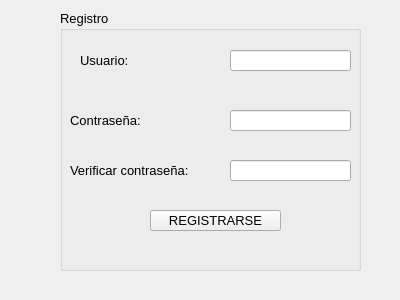
The window that registro.ui (MissingXNO/BioHazard) describes before a commit, drawn with Qt 5.
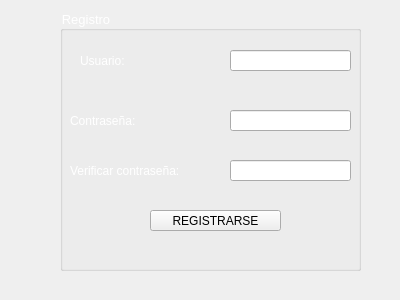
The same window after the commit. Icons and pictures are not drawn.

```diff
--- a/registro.ui
+++ b/registro.ui
@@ -28,6 +28,9 @@
      <pointsize>10</pointsize>
     </font>
    </property>
+   <property name="styleSheet">
+    <string notr="true">color: rgb(255, 255, 255);</string>
+   </property>
    <property name="title">
     <string>Registro</string>
    </property>
@@ -40,6 +43,10 @@
       <height>21</height>
      </rect>
     </property>
+    <property name="styleSheet">
+     <string notr="true">color: rgb(255, 255, 255);
+font: 10pt &quot;MS Shell Dlg 2&quot;;</string>
+    </property>
     <property name="text">
      <string>Usuario:</string>
     </property>
@@ -53,6 +60,10 @@
       <height>21</height>
      </rect>
     </property>
+    <property name="styleSheet">
+     <string notr="true">color: rgb(255, 255, 255);
+font: 10pt &quot;MS Shell Dlg 2&quot;;</string>
+    </property>
     <property name="text">
      <string>Contraseña:</string>
     </property>
@@ -86,6 +97,9 @@
       <height>21</height>
      </rect>
     </property>
+    <property name="styleSheet">
+     <string notr="true">color: rgb(0, 0, 0);</string>
+    </property>
     <property name="text">
      <string>REGISTRARSE</string>
     </property>
@@ -109,11 +123,33 @@
       <height>21</height>
      </rect>
     </property>
+    <property name="styleSheet">
+     <string notr="true">color: rgb(255, 255, 255);
+font: 10pt &quot;MS Shell Dlg 2&quot;;</string>
+    </property>
     <property name="text">
      <string>Verificar contraseña:</string>
     </property>
    </widget>
   </widget>
+  <widget class="QLabel" name="label_4">
+   <property name="geometry">
+    <rect>
+     <x>0</x>
+     <y>0</y>
+     <width>401</width>
+     <height>301</height>
+    </rect>
+   </property>
+   <property name="styleSheet">
+    <string notr="true">background-image: url(:/BGI/b_tex.png);</string>
+   </property>
+   <property name="text">
+    <string/>
+   </property>
+  </widget>
+  <zorder>label_4</zorder>
+  <zorder>groupBox</zorder>
  </widget>
  <resources/>
  <connections/>
```
Left out of the diff: 9 changed lines with no effect on the pictures.
